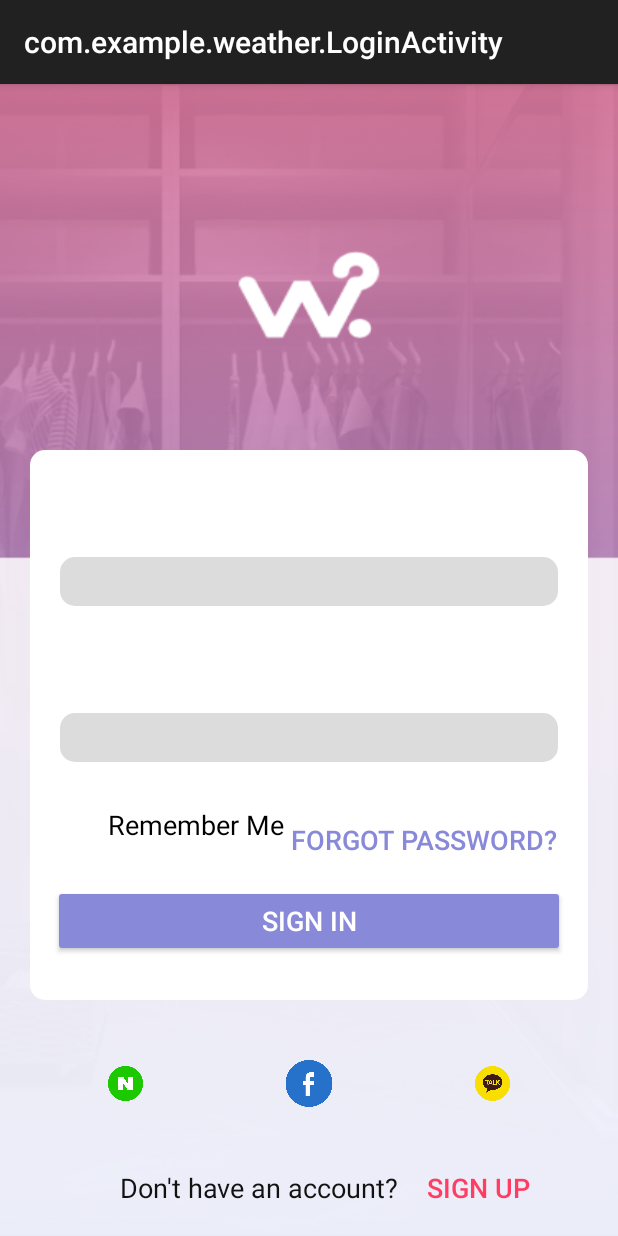
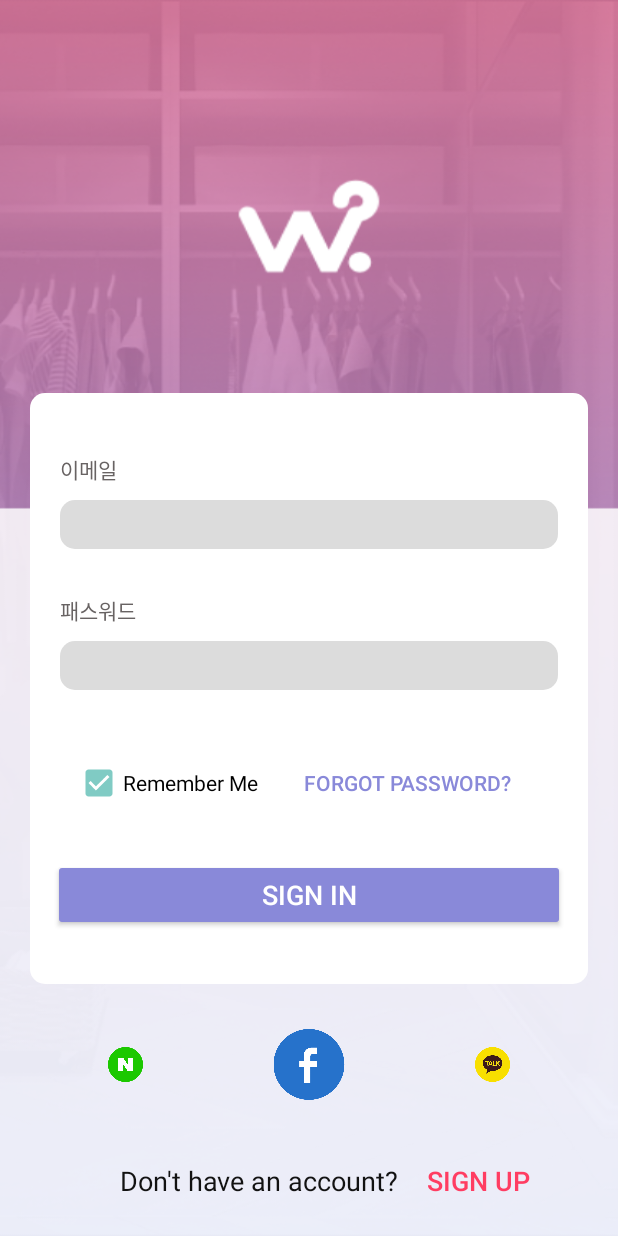
Before and after one commit to twinklesu/5G, an Android app: the screen it shows after launch (LoginActivity), on a phone screen of 412 x 824 dp. Run offline under Robolectric (Android 15) with nearby library versions, the phone set to English and light mode, and no system bars.

Commit message:
상태바 없애기

```diff
--- a/app/src/main/res/layout/activity_login.xml
+++ b/app/src/main/res/layout/activity_login.xml
@@ -38,7 +38,8 @@
                 android:layout_height="wrap_content"
                 android:layout_marginLeft="20dp"
                 android:layout_marginTop="40dp"
-                android:text="이메일" />
+                android:text="이메일"
+                android:textColor="#686363" />
 
             <EditText
                 android:id="@+id/edtLoginId"
@@ -59,8 +60,9 @@
                 android:layout_width="match_parent"
                 android:layout_height="wrap_content"
                 android:layout_marginLeft="20dp"
-                android:layout_marginTop="30dp"
-                android:text="패스워드" />
+                android:layout_marginTop="20dp"
+                android:text="패스워드"
+                android:textColor="#686363" />
 
             <EditText
                 android:id="@+id/edtLoginPw"
@@ -91,26 +93,24 @@
                 <CheckBox
                     android:id="@+id/chkBoxAutoLogin"
                     android:layout_width="wrap_content"
-                    android:layout_height="match_parent"
-                    android:layout_gravity="center|clip_vertical"
-                    android:layout_marginLeft="20dp"
-                    android:layout_weight="1"
+                    android:layout_height="wrap_content"
+                    android:layout_marginLeft="30dp"
+                    android:checked="true"
                     android:text="Remember Me"
                     android:textColor="@color/design_default_color_on_secondary"
-                    android:textSize="18sp" />
+                    android:textSize="14sp" />
 
                 <Button
                     android:id="@+id/btnForgot"
                     android:layout_width="wrap_content"
                     android:layout_height="wrap_content"
-                    android:layout_marginTop="20dp"
+                    android:layout_marginLeft="30dp"
                     android:layout_marginRight="20dp"
-                    android:layout_weight="1"
                     android:background="#00FFFFFF"
                     android:backgroundTint="#00FFFFFF"
                     android:text="Forgot Password?"
                     android:textColor="#8989d9"
-                    android:textSize="18sp" />
+                    android:textSize="14sp" />
 
             </LinearLayout>
 
@@ -149,7 +149,7 @@
             android:layout_width="0dp"
             android:layout_height="wrap_content"
             android:layout_marginLeft="60dp"
-            android:layout_marginTop="20dp"
+            android:layout_marginTop="10dp"
             android:layout_marginRight="30dp"
             android:layout_marginBottom="10dp"
             android:layout_weight="1"
@@ -162,7 +162,7 @@
             android:id="@+id/btnFacebook"
             android:layout_width="0dp"
             android:layout_height="wrap_content"
-            android:layout_marginTop="20dp"
+            android:layout_marginTop="10dp"
             android:layout_marginBottom="10dp"
             android:layout_weight="1"
             android:backgroundTint="#00FFFFFF"
@@ -175,7 +175,7 @@
             android:layout_width="0dp"
             android:layout_height="wrap_content"
             android:layout_marginLeft="30dp"
-            android:layout_marginTop="20dp"
+            android:layout_marginTop="10dp"
             android:layout_marginRight="60dp"
             android:layout_marginBottom="10dp"
             android:layout_weight="1"
--- a/app/src/main/res/values/styles.xml
+++ b/app/src/main/res/values/styles.xml
@@ -3,7 +3,7 @@
     <style name="AppTheme" parent="Theme.AppCompat.Light.DarkActionBar">
         <!-- Customize your theme here. -->
         <item name="colorPrimary">@color/colorPrimary</item>
-        <item name="colorPrimaryDark">#00ff0000</item>
+        <item name="colorPrimaryDark">@color/colorPrimaryDark</item>
         <item name="colorAccent">@color/colorAccent</item>
 
         <!--No Title Bar-->
```
Also changed, not shown: app/src/main/AndroidManifest.xml (+8 -8 lines).
